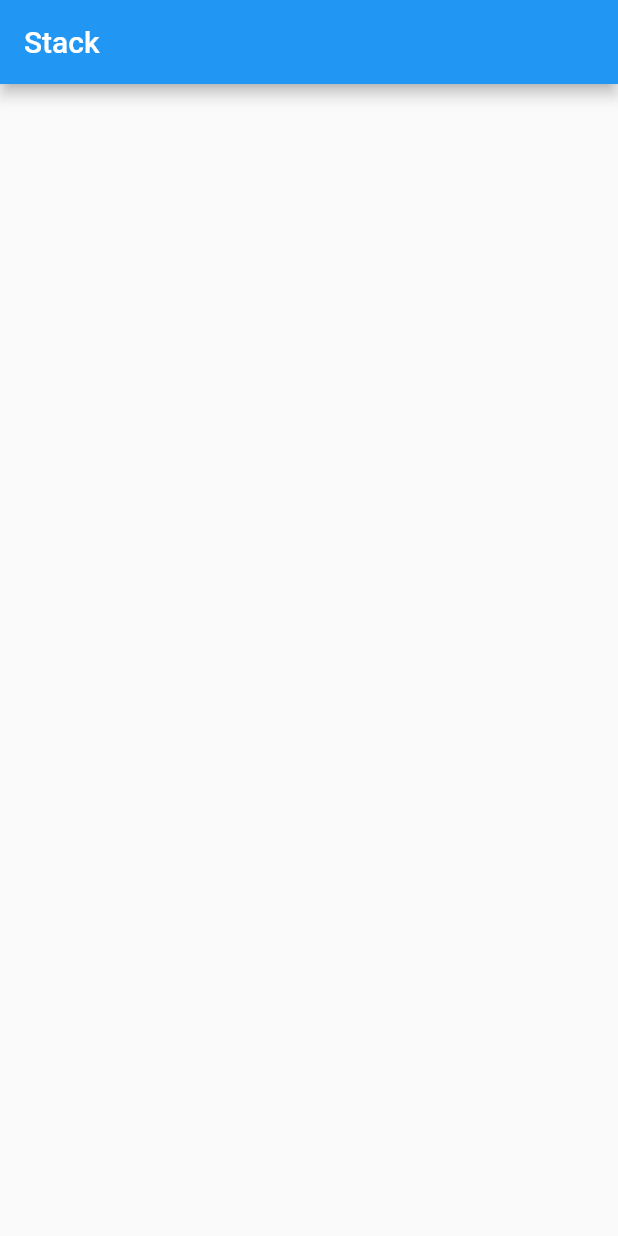
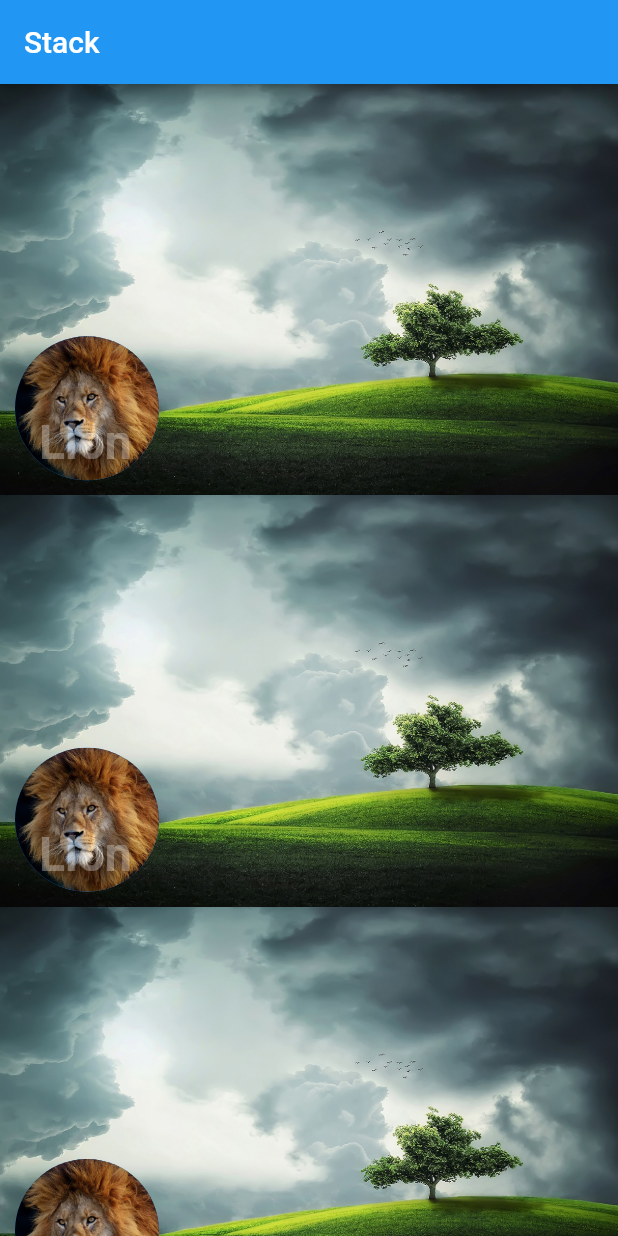
Before and after one commit to blessed-sibanda/beginning-flutter-ch9_stack, a Flutter app: the screen it shows after launch, on a phone screen of 412 x 824 dp. Run offline on Flutter 3.47's test engine with Material 2 defaults, Android fonts, the light colour scheme and no system bars.

Commit message:
stack with positioned background image & text

```diff
--- a/lib/widgets/stack.dart
+++ b/lib/widgets/stack.dart
@@ -5,6 +5,30 @@ class StackWidget extends StatelessWidget {
 
   @override
   Widget build(BuildContext context) {
-    return Container();
+    return Stack(
+      children: [
+        Image.asset('assets/images/tree.jpg'),
+        const Positioned(
+          left: 10.0,
+          bottom: 10.0,
+          child: CircleAvatar(
+            radius: 48.0,
+            backgroundImage: AssetImage('assets/images/lion.jpg'),
+          ),
+        ),
+        const Positioned(
+          left: 26.0,
+          bottom: 16.0,
+          child: Text(
+            'Lion',
+            style: TextStyle(
+              fontSize: 32.0,
+              color: Colors.white30,
+              fontWeight: FontWeight.bold,
+            ),
+          ),
+        ),
+      ],
+    );
   }
 }
```
